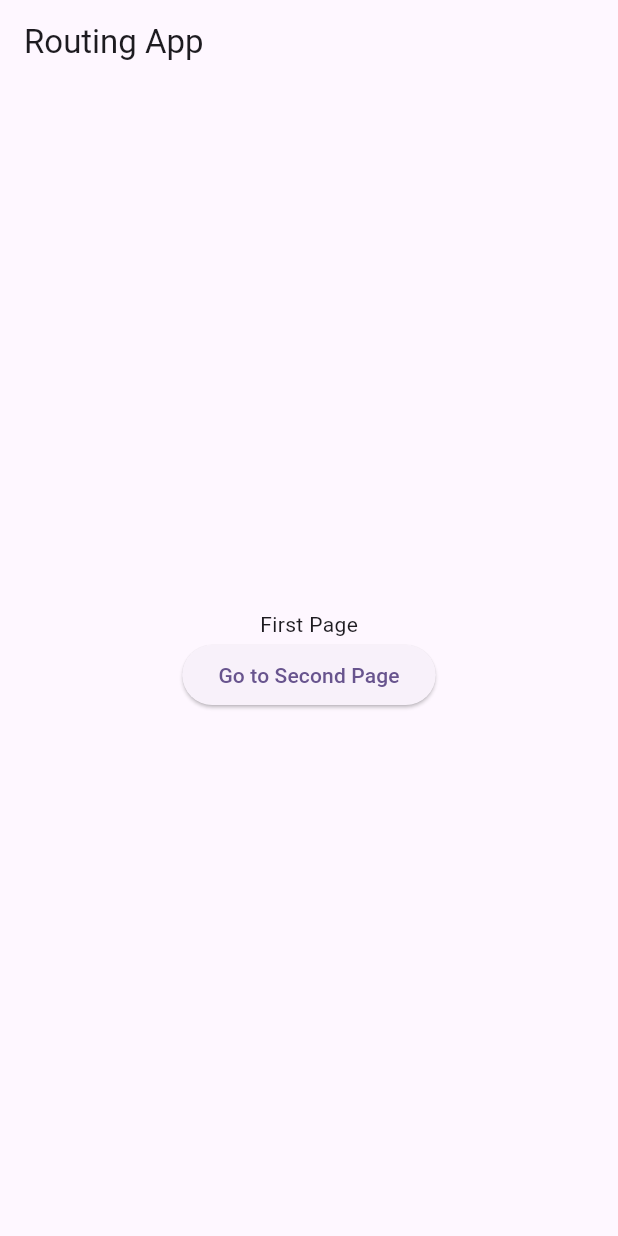
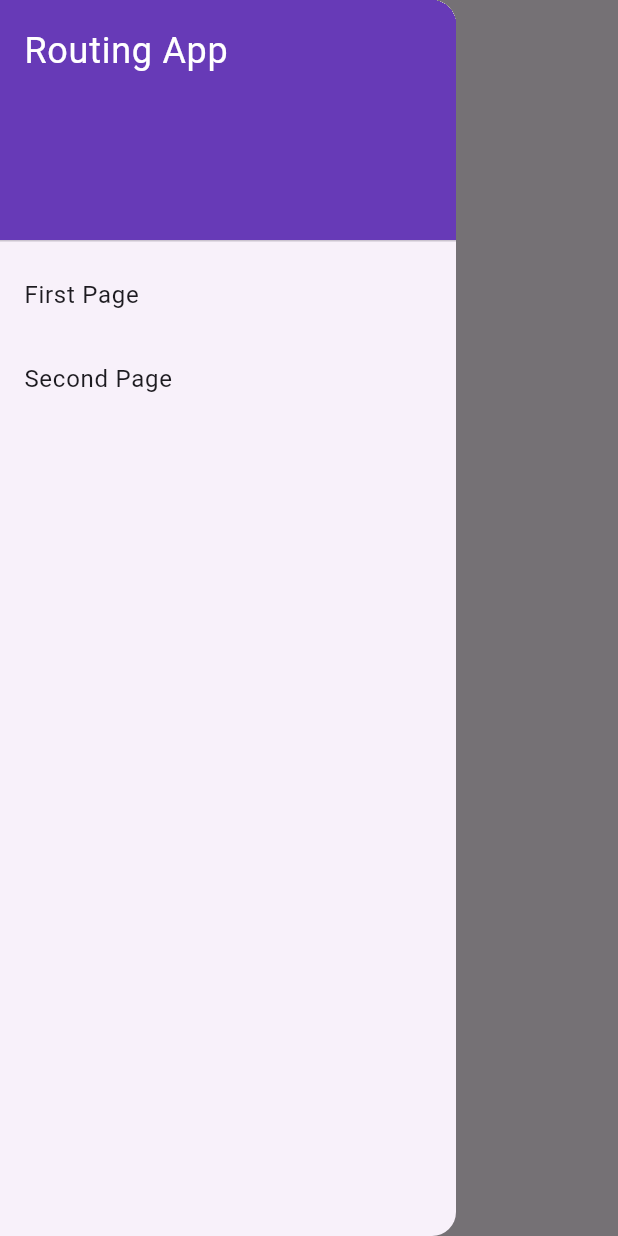
Before and after one commit to ThomasBouasli/sample_app, a Flutter app: the screen it shows after launch, with the side drawer open (before the commit the screen has no drawer), on a phone screen of 412 x 824 dp. Run offline on Flutter 3.47's test engine with Material 2 defaults, Android fonts, the phone set to English and light mode, and no system bars.

Commit message:
Added Drawer

```diff
--- /dev/null
+++ b/lib/components/main_drawer.dart
@@ -0,0 +1,47 @@
+import 'package:flutter/material.dart';
+import 'package:sample_app/pages/second.dart';
+
+class MainDrawer extends StatelessWidget {
+  const MainDrawer({Key? key}) : super(key: key);
+
+  @override
+  Widget build(BuildContext context) {
+    return Drawer(
+      child: ListView(
+        padding: EdgeInsets.zero,
+        children: <Widget>[
+          const DrawerHeader(
+            decoration: BoxDecoration(
+              color: Colors.deepPurple,
+            ),
+            child: Text(
+              'Routing App',
+              style: TextStyle(
+                color: Colors.white,
+                fontSize: 24,
+              ),
+            ),
+          ),
+          ListTile(
+            title: const Text('First Page'),
+            onTap: () {
+              Navigator.pop(context);
+            },
+          ),
+          ListTile(
+            title: const Text('Second Page'),
+            onTap: () {
+              Navigator.push(
+                context,
+                MaterialPageRoute(
+                    builder: (context) => const SecondPage(
+                          data: "Routing from first page",
+                        )),
+              );
+            },
+          ),
+        ],
+      ),
+    );
+  }
+}
--- a/lib/pages/home.dart
+++ b/lib/pages/home.dart
@@ -1,4 +1,5 @@
 import 'package:flutter/material.dart';
+import 'package:sample_app/components/main_drawer.dart';
 import 'package:sample_app/pages/second.dart';
 
 class Home extends StatelessWidget {
@@ -8,6 +9,7 @@ class Home extends StatelessWidget {
   Widget build(BuildContext context) {
     return Scaffold(
       appBar: AppBar(title: const Text("Routing App")),
+      drawer: const MainDrawer(),
       body: Center(
         child: Column(
           mainAxisSize: MainAxisSize.min,
--- a/lib/pages/second.dart
+++ b/lib/pages/second.dart
@@ -2,6 +2,7 @@ import 'dart:convert';
 
 import 'package:flutter/material.dart';
 import 'package:http/http.dart' as http;
+import 'package:sample_app/components/main_drawer.dart';
 import 'package:sample_app/components/todo_list.dart';
 import 'package:sample_app/data/todo.dart';
 
@@ -25,6 +26,7 @@ class SecondPage extends StatelessWidget {
   Widget build(BuildContext context) {
     return Scaffold(
         appBar: AppBar(title: const Text("Second Page")),
+        drawer: const MainDrawer(),
         body: FutureBuilder(
           future: fetchTodo(),
           builder: (context, snapshot) {
```
